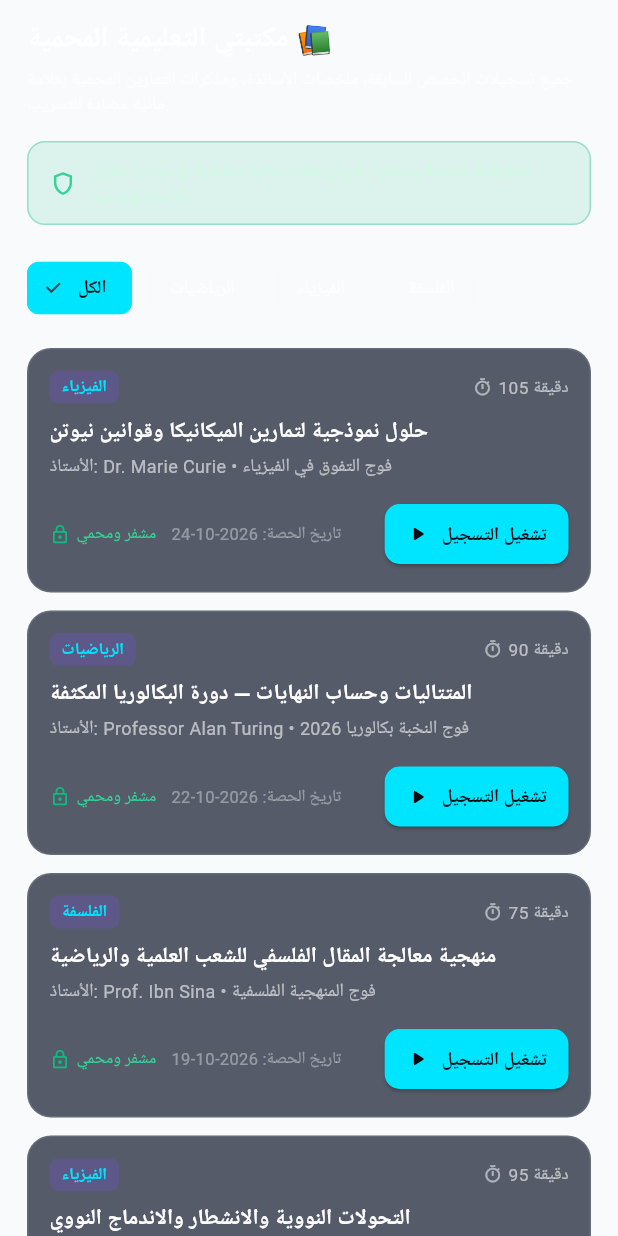
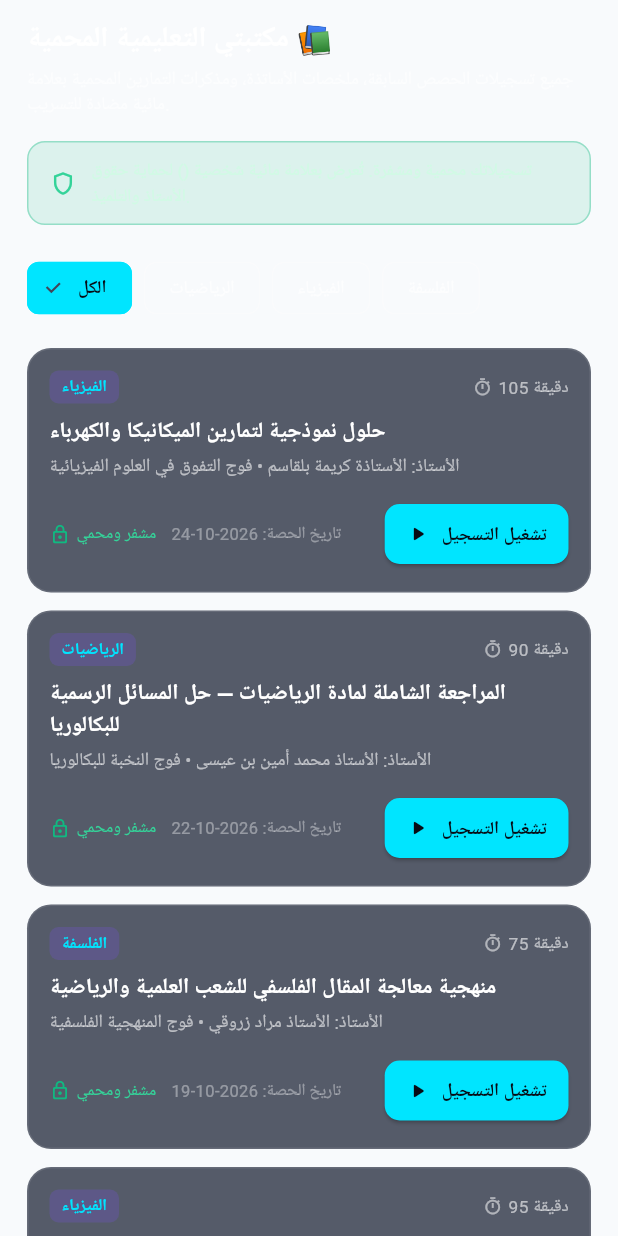
Before and after one commit to 0792436804khant-cloud/pindo_future, a Flutter app: the StudentLibraryTab widget shown alone on an empty page, opened directly with empty values, on a phone screen of 412 x 824 dp. Run offline on Flutter 3.47's test engine with Material 3 defaults, Android fonts, the phone set to English and light mode, and no system bars; our stand-ins replace flutter_animate, flutter_secure_storage, permission_handler; missing offline and left inert: livekit_client; accounts and stored records are empty.

Commit message:
fix(ui): responsive compact KPI cards, web max-width constraint, and production Algerian educational content

```diff
--- a/mobile/lib/features/auth/presentation/screens/dashboards/admin_dashboard_screen.dart
+++ b/mobile/lib/features/auth/presentation/screens/dashboards/admin_dashboard_screen.dart
@@ -214,6 +214,9 @@ class _AdminDashboardScreenState extends State<AdminDashboardScreen> {
       body: SafeArea(
         child: SingleChildScrollView(
           padding: const EdgeInsets.symmetric(horizontal: 20, vertical: 16),
+          child: Center(
+            child: ConstrainedBox(
+              constraints: const BoxConstraints(maxWidth: 1100),
               child: Column(
                 crossAxisAlignment: CrossAxisAlignment.start,
                 children: [
@@ -235,6 +238,8 @@ class _AdminDashboardScreenState extends State<AdminDashboardScreen> {
 
                   const SizedBox(height: 40),
                 ],
+              ),
+            ),
           ),
         ),
       ),
--- a/mobile/lib/features/auth/presentation/screens/dashboards/parent_dashboard_screen.dart
+++ b/mobile/lib/features/auth/presentation/screens/dashboards/parent_dashboard_screen.dart
@@ -229,6 +229,9 @@ class _ParentDashboardScreenState extends State<ParentDashboardScreen> {
                         child: SingleChildScrollView(
                           physics: const AlwaysScrollableScrollPhysics(),
                           padding: const EdgeInsets.symmetric(horizontal: 20, vertical: 16),
+                          child: Center(
+                            child: ConstrainedBox(
+                              constraints: const BoxConstraints(maxWidth: 1100),
                               child: Column(
                                 crossAxisAlignment: CrossAxisAlignment.start,
                                 children: [
@@ -271,6 +274,8 @@ class _ParentDashboardScreenState extends State<ParentDashboardScreen> {
 
                                   const SizedBox(height: 40),
                                 ],
+                              ),
+                            ),
                           ),
                         ),
                       ),
--- a/mobile/lib/features/courses/presentation/widgets/academic_explorer_widget.dart
+++ b/mobile/lib/features/courses/presentation/widgets/academic_explorer_widget.dart
@@ -94,15 +94,15 @@ class _AcademicExplorerWidgetState extends State<AcademicExplorerWidget> {
     final fallbackList = <TeacherDirectoryItem>[
       const TeacherDirectoryItem(
         id: 2,
-        name: 'Professor Alan Turing',
-        email: 'teacher.demo@pindofuture.com',
+        name: 'الأستاذ محمد أمين بن عيسى',
+        email: 'amine@pindofuture.com',
         teacherId: 'TCH_123',
         deepLinkUrl: 'http://localhost:8000/teacher/TCH_123',
-        teachingLevels: ['High School (Secondary)', 'University & Higher Ed'],
-        teachingYears: ['3rd Year Secondary (BAC)', '2nd Year Secondary (2AS)', '1st Year License (L1)'],
-        teachingSubjects: ['Advanced Mathematics', 'Physics & Chemistry', 'Computer Science & Algorithms'],
-        headline: 'Pioneer of Computer Science & Algorithmic Theory',
-        bio: 'Explore live masterclasses on algorithms, discrete calculus, and advanced mathematics.',
+        teachingLevels: ['التعليم الثانوي (ثانوي)', 'التعليم الجامعي'],
+        teachingYears: ['ثالثة ثانوي (بكالوريا)', 'ثانية ثانوي', 'أولى ثانوي'],
+        teachingSubjects: ['الرياضيات', 'الرياضيات المتقدمة', 'حل المسائل الشاملة'],
+        headline: 'أستاذ رئيسي للتعليم الثانوي ومعد دورات المتفوقين في الرياضيات',
+        bio: 'دروس تفاعلية مباشرة، شروحات دقيقة لمنهجية البكالوريا، حلول مواضيع الامتحانات الرسمية مع السبورة الرقمية.',
         isLive: true,
         liveSessionId: 'SES_4HP0TFRC',
         totalCourses: 6,
@@ -110,30 +110,30 @@ class _AcademicExplorerWidgetState extends State<AcademicExplorerWidget> {
       ),
       const TeacherDirectoryItem(
         id: 5,
-        name: 'Dr. Marie Curie',
-        email: 'curie.demo@pindofuture.com',
+        name: 'الأستاذة كريمة بلقاسم',
+        email: 'karima@pindofuture.com',
         teacherId: 'TCH_CURIE',
         deepLinkUrl: 'http://localhost:8000/teacher/TCH_CURIE',
-        teachingLevels: ['Middle School (CEM)', 'High School (Secondary)'],
-        teachingYears: ['4th Middle School (BEM)', '3rd Year Secondary (BAC)'],
-        teachingSubjects: ['Physics & Chemistry', 'Physical Sciences & Chemistry', 'Natural & Life Sciences'],
-        headline: 'Nobel Laureate & Senior Sciences Researcher',
-        bio: 'Interactive chemistry simulations, atomic theory, and experimental physics for BAC/BEM.',
+        teachingLevels: ['التعليم المتوسط (CEM)', 'التعليم الثانوي (ثانوي)'],
+        teachingYears: ['رابعة متوسط (BEM)', 'ثالثة ثانوي (بكالوريا)'],
+        teachingSubjects: ['العلوم الفيزيائية', 'الكيمياء', 'الميكانيكا والطاقة'],
+        headline: 'أستاذة متميزة في العلوم الفيزيائية والكيمياء للطورين الثانوي والمتوسط',
+        bio: 'تجارب ومحاكاة علمية تفاعلية، تبسيط الميكانيكا والكهرباء والتحولات النووية لشهادة البكالوريا وBEM.',
         isLive: false,
         totalCourses: 4,
         totalStudents: 98,
       ),
       const TeacherDirectoryItem(
         id: 7,
-        name: 'Ustadha Fatima Al-Zahra',
-        email: 'fatima.demo@pindofuture.com',
-        teacherId: 'TCH_FATIMA',
-        deepLinkUrl: 'http://localhost:8000/teacher/TCH_FATIMA',
-        teachingLevels: ['Primary School (Primaire)', 'Middle School (CEM)'],
-        teachingYears: ['5th Year Primary (5AP)', '4th Year Primary (4AP)', '1st Middle School (1AM)'],
-        teachingSubjects: ['Mathematics', 'Arabic Language', 'Science & Technology'],
-        headline: 'Dedicated Primary & Middle School Pedagogy Specialist',
-        bio: 'Interactive foundational learning with visual memory techniques and exam preparations.',
+        name: 'الأستاذ عبد الرحمن حمداوي',
+        email: 'abderrahmane@pindofuture.com',
+        teacherId: 'TCH_HAMDAWI',
+        deepLinkUrl: 'http://localhost:8000/teacher/TCH_HAMDAWI',
+        teachingLevels: ['التعليم الثانوي (ثانوي)'],
+        teachingYears: ['ثالثة ثانوي (بكالوريا)', 'ثانية ثانوي'],
+        teachingSubjects: ['علوم الطبيعة والحياة', 'البيولوجيا', 'الاستدلال العلمي'],
+        headline: 'خبير منهجية الاستدلال العلمي والتحليل البيولوجي للبكالوريا',
+        bio: 'منهجية الإجابة الدقيقة على أسئلة الاستدلال العلمي والتفسير والتركيب للحصول على العلامة الكاملة.',
         isLive: false,
         totalCourses: 3,
         totalStudents: 85,
--- a/mobile/lib/features/student/data/models/student_dashboard_model.dart
+++ b/mobile/lib/features/student/data/models/student_dashboard_model.dart
@@ -41,17 +41,17 @@ class StudentDashboardData {
     return StudentDashboardData(
       student: StudentProfile(
         id: 1,
-        name: studentName.isNotEmpty ? studentName : 'Student Demo',
-        email: studentEmail.isNotEmpty ? studentEmail : 'student.demo@pindofuture.com',
+        name: studentName.isNotEmpty ? studentName : 'أحمد أمين قادري',
+        email: studentEmail.isNotEmpty ? studentEmail : 'student.amine@pindofuture.com',
         role: 'student',
       ),
       nextSession: const StudentNextSession(
         id: 101,
         sessionId: 'SES_8PP4LVG1',
-        title: 'المتتاليات وحساب النهايات — تطبيقات البكالوريا',
+        title: 'دورة المراجعة الشاملة لمادة الرياضيات — التحضير للبكالوريا',
         subject: 'الرياضيات (Mathematics)',
-        teacherName: 'Professor Alan Turing',
-        cohortName: 'فوج النخبة بكالوريا 2026 (علوم تجريبية)',
+        teacherName: 'الأستاذ محمد أمين بن عيسى',
+        cohortName: 'فوج النخبة للبكالوريا (شعبة علوم تجريبية ورياضي)',
         scheduledAt: '2026-10-26T18:00:00Z',
         status: 'imminent',
         isLive: true,
@@ -69,15 +69,15 @@ class StudentDashboardData {
         TodayScheduleItem(
           time: '18:00',
           subject: 'الرياضيات',
-          teacher: 'Professor Alan Turing',
-          topic: 'المتتاليات وحساب النهايات — تطبيقات بكالوريا',
+          teacher: 'الأستاذ محمد أمين بن عيسى',
+          topic: 'الحصة التفاعلية المباشرة: حل المسائل النموذجية والامتحانات الرسمية',
           status: 'live',
         ),
         TodayScheduleItem(
           time: '20:00',
           subject: 'العلوم الفيزيائية',
-          teacher: 'Dr. Marie Curie',
-          topic: 'تطور كميات المادة في مزيج تفاعلي كيميائي',
+          teacher: 'الأستاذة كريمة بلقاسم',
+          topic: 'تطور كميات المادة في مزيج تفاعلي كيميائي وتطبيقات التمارين',
           status: 'scheduled',
         ),
       ],
@@ -86,7 +86,7 @@ class StudentDashboardData {
           id: 1,
           title: 'حلول نموذجية لتمارين الميكانيكا وقوانين نيوتن',
           subject: 'الفيزياء',
-          teacherName: 'Dr. Marie Curie',
+          teacherName: 'الأستاذة كريمة بلقاسم',
           durationMinutes: 105,
           createdAt: 'أمس',
           isAccessible: true,
@@ -95,7 +95,7 @@ class StudentDashboardData {
           id: 2,
           title: 'منهجية معالجة المقال الفلسفي للشعب العلمية',
           subject: 'الفلسفة',
-          teacherName: 'Prof. Ibn Sina (Avicenna)',
+          teacherName: 'الأستاذ مراد زروقي',
           durationMinutes: 75,
           createdAt: 'منذ يومين',
           isAccessible: true,
@@ -110,7 +110,7 @@ class StudentDashboardData {
         StudentNotificationItem(
           id: 1,
           title: 'الحصة بدأت الآن 🔴',
-          body: 'انطلقت الآن حصة الرياضيات مع Professor Alan Turing. اضغط للدخول للبث.',
+          body: 'انطلقت الآن حصة الرياضيات الرسمية مع الأستاذ محمد أمين. اضغط للدخول للبث.',
           type: 'live',
           time: 'الآن',
           isRead: false,
@@ -118,7 +118,7 @@ class StudentDashboardData {
         StudentNotificationItem(
           id: 2,
           title: 'تسجيل حصة جديد متاح',
-          body: 'تم رفع تسجيل حصة الفيزياء للدكتورة Marie Curie بمكتبتك المحمية.',
+          body: 'تم رفع تسجيل حصة الفيزياء للأستاذة كريمة بلقاسم بمكتبتك المحمية.',
           type: 'library',
           time: 'منذ ساعتين',
           isRead: false,
--- a/mobile/lib/features/student/presentation/widgets/tabs/student_library_tab.dart
+++ b/mobile/lib/features/student/presentation/widgets/tabs/student_library_tab.dart
@@ -24,10 +24,10 @@ class _StudentLibraryTabState extends State<StudentLibraryTab> {
   final List<Map<String, dynamic>> _libraryItems = [
     {
       'id': 1,
-      'title': 'حلول نموذجية لتمارين الميكانيكا وقوانين نيوتن',
+      'title': 'حلول نموذجية لتمارين الميكانيكا والكهرباء',
       'subject': 'الفيزياء',
-      'teacher': 'Dr. Marie Curie',
-      'cohort': 'فوج التفوق في الفيزياء',
+      'teacher': 'الأستاذة كريمة بلقاسم',
+      'cohort': 'فوج التفوق في العلوم الفيزيائية',
       'duration': '105 دقيقة',
       'date': '2026-10-24',
       'views': 'مشاهدة واحدة',
@@ -36,10 +36,10 @@ class _StudentLibraryTabState extends State<StudentLibraryTab> {
     },
     {
       'id': 2,
-      'title': 'المتتاليات وحساب النهايات — دورة البكالوريا المكثفة',
+      'title': 'المراجعة الشاملة لمادة الرياضيات — حل المسائل الرسمية للبكالوريا',
       'subject': 'الرياضيات',
-      'teacher': 'Professor Alan Turing',
-      'cohort': 'فوج النخبة بكالوريا 2026',
+      'teacher': 'الأستاذ محمد أمين بن عيسى',
+      'cohort': 'فوج النخبة للبكالوريا',
       'duration': '90 دقيقة',
       'date': '2026-10-22',
       'views': 'مكتمل',
@@ -50,7 +50,7 @@ class _StudentLibraryTabState extends State<StudentLibraryTab> {
       'id': 3,
       'title': 'منهجية معالجة المقال الفلسفي للشعب العلمية والرياضية',
       'subject': 'الفلسفة',
-      'teacher': 'Prof. Ibn Sina',
+      'teacher': 'الأستاذ مراد زروقي',
       'cohort': 'فوج المنهجية الفلسفية',
       'duration': '75 دقيقة',
       'date': '2026-10-19',
@@ -60,10 +60,10 @@ class _StudentLibraryTabState extends State<StudentLibraryTab> {
     },
     {
       'id': 4,
-      'title': 'التحولات النووية والانشطار والاندماج النووي',
+      'title': 'التحولات النووية وتطبيقات التمارين الرسمية',
       'subject': 'الفيزياء',
-      'teacher': 'Dr. Marie Curie',
-      'cohort': 'فوج التفوق في الفيزياء',
+      'teacher': 'الأستاذة كريمة بلقاسم',
+      'cohort': 'فوج التفوق في العلوم الفيزيائية',
       'duration': '95 دقيقة',
       'date': '2026-10-15',
       'views': 'مكتمل',
--- a/mobile/lib/features/student/presentation/widgets/tabs/student_my_classes_tab.dart
+++ b/mobile/lib/features/student/presentation/widgets/tabs/student_my_classes_tab.dart
@@ -125,21 +125,21 @@ class _StudentMyClassesTabState extends State<StudentMyClassesTab> {
     return Column(
       children: [
         _cohortCard(
-          title: 'فوج النخبة بكالوريا 2026 (شعبة علوم تجريبية)',
+          title: 'فوج النخبة للبكالوريا — الرياضيات (شعبة علوم تجريبية ورياضي)',
           subject: 'الرياضيات',
-          teacherName: 'Professor Alan Turing',
+          teacherName: 'الأستاذ محمد أمين بن عيسى',
           remainingCredits: 4,
-          nextSession: 'اليوم 18:00 (المتتاليات وحساب النهايات)',
+          nextSession: 'اليوم 18:00 (حل المسائل الشاملة للبكالوريا)',
           sessionId: 'SES_8PP4LVG1',
           status: 'فعال',
         ),
         const SizedBox(height: 14),
         _cohortCard(
-          title: 'فوج التفوق في الفيزياء والكيمياء',
+          title: 'فوج التفوق في العلوم الفيزيائية والكيمياء',
           subject: 'العلوم الفيزيائية',
-          teacherName: 'Dr. Marie Curie',
+          teacherName: 'الأستاذة كريمة بلقاسم',
           remainingCredits: 6,
-          nextSession: 'الأربعاء 17:30 (الميكانيكا وحركة الكواكب)',
+          nextSession: 'الأربعاء 17:30 (المتابعة الزمنية والميكانيكا)',
           sessionId: 'SES_CURIE_01',
           status: 'فعال',
         ),
@@ -254,12 +254,12 @@ class _StudentMyClassesTabState extends State<StudentMyClassesTab> {
 
   Widget _buildWeeklyScheduleView() {
     final days = [
-      {'day': 'الأحد', 'time': '18:00', 'subject': 'الرياضيات', 'teacher': 'Alan Turing'},
-      {'day': 'الإثنين', 'time': '20:00', 'subject': 'الفيزياء', 'teacher': 'Marie Curie'},
-      {'day': 'الثلاثاء', 'time': '17:30', 'subject': 'العلوم الطبيعية', 'teacher': 'Ibn Sina'},
-      {'day': 'الأربعاء', 'time': '18:00', 'subject': 'الرياضيات', 'teacher': 'Alan Turing'},
-      {'day': 'الخميس', 'time': '19:00', 'subject': 'اللغة العربية والبلاغة', 'teacher': 'Fatima Al-Zahra'},
-      {'day': 'الجمعة', 'time': '15:00', 'subject': 'محاكاة بكالوريا تجريبية', 'teacher': 'منصة Pindo Future'},
+      {'day': 'الأحد', 'time': '18:00', 'subject': 'الرياضيات — حل المسائل النموذجية', 'teacher': 'الأستاذ محمد أمين'},
+      {'day': 'الإثنين', 'time': '20:00', 'subject': 'العلوم الفيزيائية — الميكانيكا والكهرباء', 'teacher': 'الأستاذة كريمة بلقاسم'},
+      {'day': 'الثلاثاء', 'time': '17:30', 'subject': 'علوم الطبيعة والحياة — منهجية الاستدلال', 'teacher': 'الأستاذ عبد الرحمن'},
+      {'day': 'الأربعاء', 'time': '18:00', 'subject': 'الرياضيات — الدوال والتطبيقات الرسمية', 'teacher': 'الأستاذ محمد أمين'},
+      {'day': 'الخميس', 'time': '19:00', 'subject': 'اللغة العربية وفنون البلاغة', 'teacher': 'الأستاذ مراد زروقي'},
+      {'day': 'الجمعة', 'time': '15:00', 'subject': 'جلسة المراجعة الشاملة للامتحانات الرسمية', 'teacher': 'إشراف المنصة'},
     ];
 
     return Column(
@@ -327,7 +327,7 @@ class _StudentMyClassesTabState extends State<StudentMyClassesTab> {
     final attendance = widget.dashboardData.attendance;
 
     final records = [
-      {'date': '2026-10-24', 'session': 'المتتاليات العددية', 'join': '18:02', 'leave': '19:35', 'duration': '93 دقيقة', 'status': 'حاضر'},
+      {'date': '2026-10-24', 'session': 'حل المسائل الشاملة للبكالوريا', 'join': '18:02', 'leave': '19:35', 'duration': '93 دقيقة', 'status': 'حاضر'},
       {'date': '2026-10-21', 'session': 'الميكانيكا وقوانين نيوتن', 'join': '17:34', 'leave': '19:10', 'duration': '96 دقيقة', 'status': 'حاضر'},
       {'date': '2026-10-18', 'session': 'المقال الفلسفي', 'join': '18:15', 'leave': '19:30', 'duration': '75 دقيقة', 'status': 'متأخر'},
       {'date': '2026-10-15', 'session': 'التحولات النووية', 'join': '17:30', 'leave': '19:00', 'duration': '90 دقيقة', 'status': 'حاضر'},
--- a/mobile/lib/features/teachers/data/models/teacher_dashboard_model.dart
+++ b/mobile/lib/features/teachers/data/models/teacher_dashboard_model.dart
@@ -49,19 +49,19 @@ class TeacherDashboardModel {
   }
 
   factory TeacherDashboardModel.mockFallback({
-    String teacherName = 'الأستاذ أحمد بوضياف',
+    String teacherName = 'الأستاذ محمد أمين بن عيسى',
     String teacherId = 'TCH_DZ_2027',
   }) {
     return TeacherDashboardModel(
       teacherProfile: TeacherProfileInfo(
         id: 1,
         name: teacherName,
-        email: 'teacher@pindofuture.com',
+        email: 'amine@pindofuture.com',
         teacherId: teacherId,
         avatarUrl: null,
         isVerified: true,
-        yearsOfExperience: 8,
-        headline: 'أستاذ متميز لمادة الرياضيات — بكالوريا وتعليم ثانوي',
+        yearsOfExperience: 10,
+        headline: 'أستاذ رئيسي للتعليم الثانوي ومعد دورات المتفوقين في الرياضيات',
         subjects: const ['الرياضيات', 'الفيزياء'],
         levels: const ['ثالثة ثانوي', 'ثانية ثانوي', 'أولى ثانوي'],
       ),
@@ -79,9 +79,9 @@ class TeacherDashboardModel {
       upcomingSession: const TeacherUpcomingSession(
         id: 101,
         sessionId: 'SES_MATH_BAC_01',
-        title: 'المتتاليات العددية ودراسة الدوال الأسية الشاملة',
+        title: 'دورة المراجعة الشاملة لمادة الرياضيات — التحضير للبكالوريا',
         cohortId: 1,
-        cohortName: 'فوج الرياضيات — بكالوريا 2027',
+        cohortName: 'فوج النخبة للبكالوريا (شعبة علوم تجريبية ورياضي)',
         subject: 'الرياضيات',
         scheduledAt: 'اليوم، 18:00',
         status: 'scheduled',
@@ -93,8 +93,8 @@ class TeacherDashboardModel {
         TeacherScheduleItem(
           id: 101,
           sessionId: 'SES_MATH_BAC_01',
-          title: 'المتتاليات العددية ودراسة الدوال الأسية',
-          cohortName: 'رياضيات — بكالوريا 2027',
+          title: 'الحصة التفاعلية المباشرة: حل المسائل النموذجية والامتحانات الرسمية',
+          cohortName: 'فوج النخبة للبكالوريا',
           subject: 'الرياضيات',
           timeFormatted: '18:00',
           status: 'scheduled',
@@ -102,7 +102,7 @@ class TeacherDashboardModel {
         TeacherScheduleItem(
           id: 102,
           sessionId: 'SES_PHYS_2AS_02',
-          title: 'الناقلية والمحاليل الشاردية المعمقة',
+          title: 'الفيزياء: المتابعة الزمنية لتحول كيميائي وتطبيقات التمارين',
           cohortName: 'فيزياء — ثانية ثانوي علوم',
           subject: 'الفيزياء',
           timeFormatted: '20:15',
@@ -113,7 +113,7 @@ class TeacherDashboardModel {
         TeacherNotificationItem(
           id: 'n1',
           title: 'انضمام طالب جديد إلى الفوج',
-          body: 'انضم الطالب «محمد أمين» إلى فوج رياضيات بكالوريا 2027.',
+          body: 'انضم الطالب «كريم بلقاسم» إلى فوج رياضيات بكالوريا 2027.',
           type: 'student',
           time: 'منذ 15 دقيقة',
           isRead: false,
@@ -121,23 +121,23 @@ class TeacherDashboardModel {
         TeacherNotificationItem(
           id: 'n2',
           title: 'تأكيد عملية دفع بنجاح',
-          body: 'تم استلام وتأكيد دفع اشتراك شهري (3,500 دج) عبر بريدي موب.',
+          body: 'تم استلام وتأكيد دفع اشتراك شهري رسمي (3,500 دج) عبر بريدي موب.',
           type: 'payment',
           time: 'منذ ساعة',
           isRead: false,
         ),
         TeacherNotificationItem(
           id: 'n3',
-          title: 'تنبيه: اقتراب موعد حصة المتتاليات',
-          body: 'تبدأ الحصة المباشرة اليوم عند الساعة 18:00 (بقي ساعتان).',
+          title: 'تنبيه: اقتراب موعد الحصة المباشرة الرسمية',
+          body: 'تبدأ الحصة المباشرة الرسمية اليوم عند الساعة 18:00 عبر الغرفة التفاعلية.',
           type: 'session',
           time: 'منذ ساعتين',
           isRead: true,
         ),
         TeacherNotificationItem(
           id: 'n4',
-          title: 'معالجة التسجيل اكتملت',
-          body: 'تسجيل حصة الأعداد المركبة أصبح متاحاً الآن في مكتبة الفوج.',
+          title: 'معالجة التسجيل اكتملت بنجاح',
+          body: 'تسجيل الحصة الرسمية أصبح متوفراً الآن في مكتبة الفوج بجودة عالية وعلامة مائية رقمية.',
           type: 'library',
           time: 'أمس',
           isRead: true,
@@ -147,7 +147,7 @@ class TeacherDashboardModel {
         TeacherCohortItem(
           id: 1,
           cohortCode: 'COHORT_BAC27_MATH',
-          name: 'رياضيات — بكالوريا 2027 (علوم تجريبية)',
+          name: 'فوج النخبة للبكالوريا — الرياضيات (شعبة علوم تجريبية ورياضي)',
           subject: 'الرياضيات',
           academicLevel: 'ثالثة ثانوي',
           stream: 'علوم تجريبية + تقني رياضي',
@@ -160,7 +160,7 @@ class TeacherDashboardModel {
         TeacherCohortItem(
           id: 2,
           cohortCode: 'COHORT_1AS_SCI',
-          name: 'رياضيات — أولى ثانوي جذع مشترك علوم',
+          name: 'الفوج النموذجي — أولى ثانوي جذع مشترك علوم',
           subject: 'الرياضيات',
           academicLevel: 'أولى ثانوي',
           stream: 'جذع مشترك علوم وتكنولوجيا',
```
Also changed, not shown: mobile/lib/features/auth/presentation/screens/dashboards/student_dashboard_screen.dart (+11 -1 lines), mobile/lib/features/auth/presentation/screens/dashboards/teacher_dashboard_screen.dart (+13 -2 lines), mobile/lib/features/auth/presentation/screens/login_screen.dart (+8 -8 lines), mobile/lib/features/teachers/presentation/widgets/tabs/teacher_home_tab.dart (+77 -15 lines), 1 other file. Lines whose indentation alone changed are shown as unchanged.
